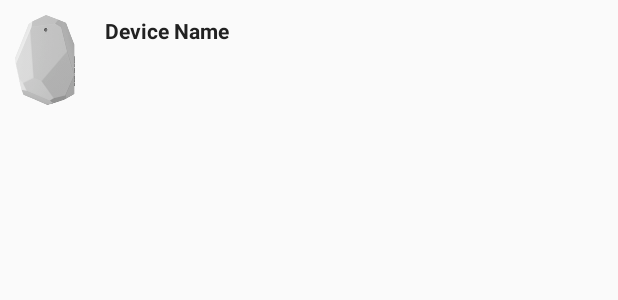
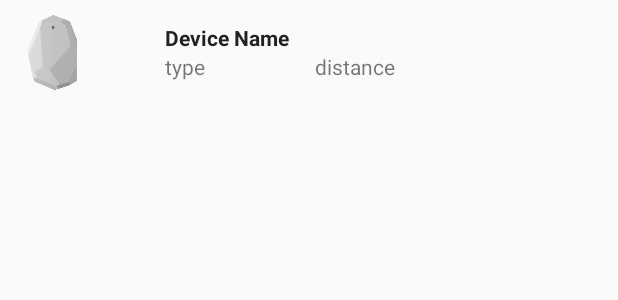
Before and after one commit to Ag47/ComeHere, an Android app: the layout beacon_item.xml on its own in the app's theme, with its tools: preview values and no code run, on a phone screen of 412 x 824 dp. Shown: the top 300 px of the screen. Run offline under Robolectric (Android 15) with nearby library versions, the phone set to English and light mode, and no system bars; network calls fail; Roboto replaces fonts that are not available here.

Commit message:
Added Beacon Support

```diff
--- a/app/src/main/res/layout/beacon_item.xml
+++ b/app/src/main/res/layout/beacon_item.xml
@@ -5,24 +5,26 @@
     android:layout_height="wrap_content"
     android:orientation="horizontal">
 
-    <com.android.volley.toolbox.NetworkImageView
-        android:layout_width="60dp"
-        android:layout_height="80dp"
+    <ImageView
+        android:layout_width="70dp"
+        android:layout_height="70dp"
         android:layout_gravity="center_vertical"
         android:layout_marginRight="10dp"
         android:padding="10dp"
-        android:src="@drawable/beacon_gray" />
+        android:src="@drawable/beacon_gray"
+        android:id="@+id/shopper_icon"/>
 
     <LinearLayout
         android:layout_width="wrap_content"
         android:layout_height="wrap_content"
         android:layout_gravity="center_vertical"
-        android:orientation="vertical">
+        android:orientation="vertical"
+        android:paddingLeft="30dp">
 
         <TextView
             android:layout_width="wrap_content"
             android:layout_height="wrap_content"
-            android:tag="mac"
+            android:id="@+id/beacon_name"
             android:text="Device Name"
             android:textColor="@color/colorPrimaryText"
             android:textStyle="bold" />
@@ -37,15 +39,21 @@
                 android:layout_height="wrap_content"
                 android:orientation="vertical">
 
-                <TextView
-                    android:layout_width="wrap_content"
-                    android:layout_height="wrap_content"
-                    android:tag="rssi" />
+                <!--<TextView-->
+                    <!--android:layout_width="wrap_content"-->
+                    <!--android:layout_height="wrap_content"-->
+                    <!--android:tag="rssi" />-->
 
                 <TextView
                     android:layout_width="wrap_content"
                     android:layout_height="wrap_content"
-                    android:tag="major" />
+                    android:text="type"
+                    android:id="@+id/beacon_type"/>
+                <!--<TextView-->
+                    <!--android:layout_width="wrap_content"-->
+                    <!--android:layout_height="wrap_content"-->
+                    <!--android:id="@+id/talk"-->
+                    <!--android:text="talk"/>-->
 
             </LinearLayout>
 
@@ -57,12 +65,13 @@
                 <TextView
                     android:layout_width="wrap_content"
                     android:layout_height="wrap_content"
-                    android:tag="mpower" />
+                    android:id="@+id/beacon_distance"
+                    android:text="distance"/>
 
-                <TextView
-                    android:layout_width="wrap_content"
-                    android:layout_height="wrap_content"
-                    android:tag="minor" />
+                <!--<TextView-->
+                    <!--android:layout_width="wrap_content"-->
+                    <!--android:layout_height="wrap_content"-->
+                    <!--android:tag="minor" />-->
 
             </LinearLayout>
 
```
Also changed, not shown: app/src/main/java/io/codeguy/comehere/Adapter/BeaconListAdapter.java (+60 -28 lines), app/src/main/java/io/codeguy/comehere/BeaconDetailActivity.java (added, +92 -0 lines), app/src/main/java/io/codeguy/comehere/NearByActivity.java (+71 -16 lines), app/src/main/res/layout/beacon_detail_activity.xml (added, +12 -0 lines), app/src/main/res/drawable/audio_ltd.png (added), 114 other files.
